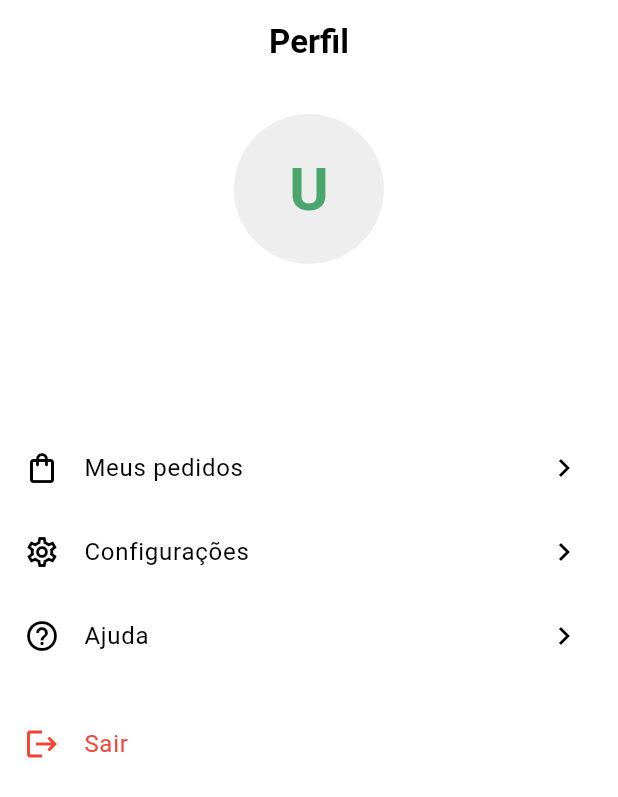
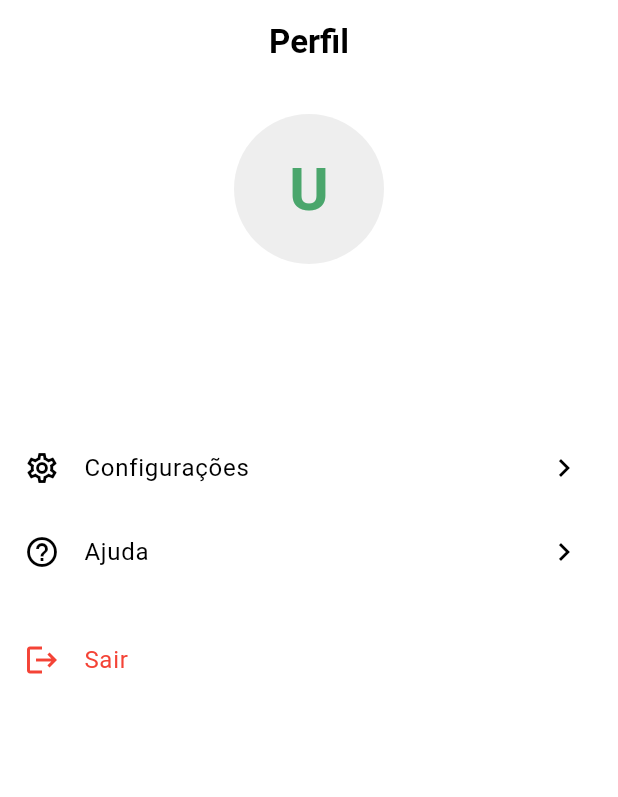
Before and after one commit to LucaVianna/flutter_project2, a Flutter app: the ProfileScreen screen opened directly, on a phone screen of 412 x 824 dp. Shown: the top 797 px of the screen. Run offline on Flutter 3.47's test engine with Material 3 defaults, Android fonts, the phone set to English and light mode, and no system bars; our stand-ins replace cloud_firestore, firebase_auth, firebase_core; accounts and stored records are empty; generated files the repository leaves out were written again.

Commit message:
Retirando a ListTile de 'Meus Pedidos' da profile screen

```diff
--- a/lib/features/home/presentation/pages/tabs/profile_screen.dart
+++ b/lib/features/home/presentation/pages/tabs/profile_screen.dart
@@ -3,6 +3,7 @@
 import 'package:flutter/material.dart';
 import 'package:nectar_online_groceries/features/admin/presentation/pages/manage_products_screen.dart';
 import 'package:nectar_online_groceries/features/admin/presentation/pages/manage_orders_screen.dart';
+// import 'settings_screen.dart';
 import 'package:provider/provider.dart';
 import '../../../../auth/presentation/providers/auth_provider.dart';
 
@@ -73,23 +74,16 @@ class ProfileScreen extends StatelessWidget {
 
             // --- OPÇÕES DO MENU ---
             ListTile(
-              leading: const Icon(Icons.shopping_bag_outlined),
-              title: const Text(
-                'Meus pedidos',
-              ),
-              trailing: const Icon(Icons.chevron_right),
-              onTap: () {
-                // Futuramente, navegar para a tela de pedidos
-              },
-            ),
-            ListTile(
               leading: const Icon(Icons.settings_outlined),
               title: const Text(
                 'Configurações',
               ),
               trailing: const Icon(Icons.chevron_right),
               onTap: () {
-                // Futuramente, navegar para a tela de configurações
+                // Navega para a tela de configurações
+                // Navigator.of(context).push(
+                //   MaterialPageRoute(builder: (ctx) => const SettingsScreen())
+                // );
               },
             ),
             ListTile(
@@ -108,7 +102,6 @@ class ProfileScreen extends StatelessWidget {
             if (currentUser.isAdmin)
               Column(
                 children: [
-                  const Divider(),
                   const ListTile(
                     leading: Icon(Icons.shield_outlined),
                     title: Text(
```
